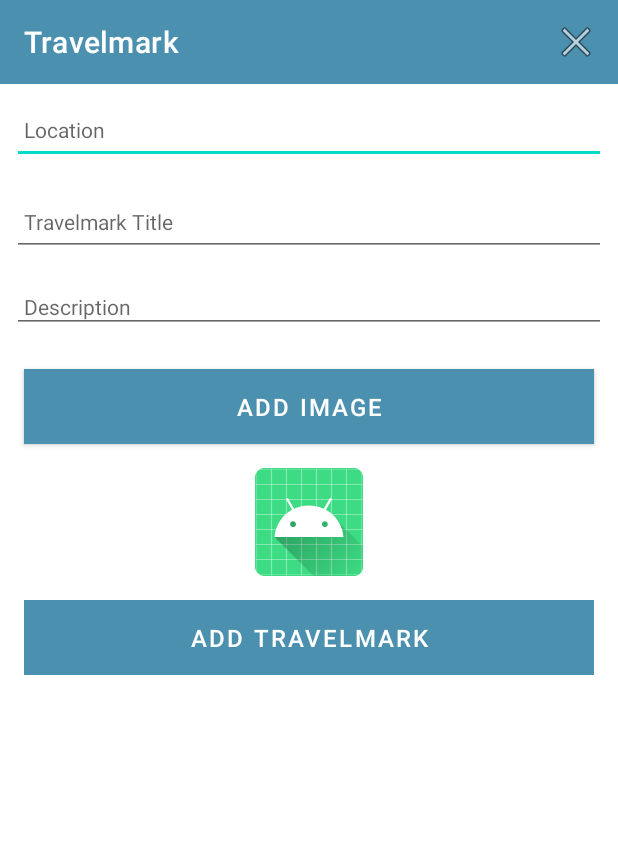
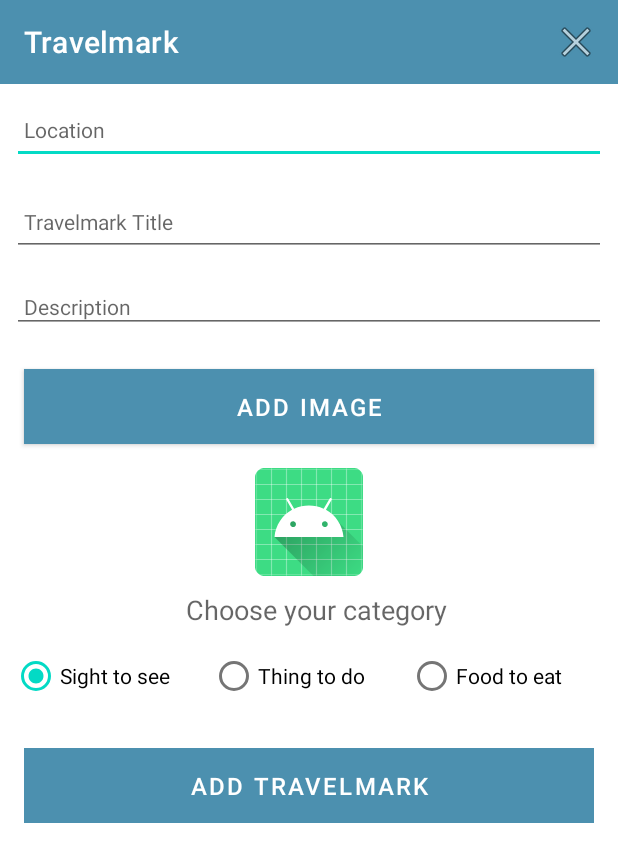
Before and after one commit to owen-od/Travelmark_v2, an Android app: the TravelmarkActivity screen opened directly, with no data from a screen before it, on a phone screen of 412 x 824 dp. Shown: the top 862 px of the screen. Run offline under Robolectric (Android 15) with nearby library versions, the light colour scheme and no system bars; our stand-ins replace Picasso, Timber; 1 statement that could not run was skipped.

Commit message:
Add radio buttons for category to travelmark activity

```diff
--- a/app/src/main/res/layout/activity_travelmark.xml
+++ b/app/src/main/res/layout/activity_travelmark.xml
@@ -86,17 +86,62 @@
                     android:layout_height="wrap_content"
                     android:layout_margin="16dp"
                     android:background="@color/colorAccent"
+                    android:paddingTop="8dp"
                     android:paddingBottom="8dp"
-                    android:paddingTop="8dp"
                     android:text="@string/button_addImage"
                     android:textColor="@color/colorPrimary"
-                    android:textSize="16sp"/>
+                    android:textSize="16sp" />
 
                 <ImageView
                     android:id="@+id/travelmarkImage"
                     android:layout_width="match_parent"
                     android:layout_height="wrap_content"
-                    app:srcCompat="@mipmap/ic_launcher"/>
+                    app:srcCompat="@mipmap/ic_launcher" />
+
+                <TextView
+                    android:id="@+id/header"
+                    android:layout_width="match_parent"
+                    android:layout_height="wrap_content"
+                    android:layout_marginStart="10dp"
+                    android:layout_marginTop="10dp"
+                    android:gravity="center"
+                    android:text="@string/travelmark_category_header"
+                    android:textAppearance="?android:attr/textAppearanceMedium" />
+
+                <RadioGroup
+                    android:id="@+id/travelmark_category"
+                    android:layout_width="match_parent"
+                    android:layout_height="wrap_content"
+                    android:layout_marginStart="8dp"
+                    android:layout_marginTop="8dp"
+                    android:layout_marginEnd="8dp"
+                    android:layout_marginBottom="8dp"
+                    android:orientation="horizontal">
+
+                    <RadioButton
+                        android:id="@+id/option_see"
+                        android:layout_width="match_parent"
+                        android:layout_height="wrap_content"
+                        android:layout_weight="1"
+                        android:checked="true"
+                        android:text="@string/option_see" />
+
+                    <RadioButton
+                        android:id="@+id/option_do"
+                        android:layout_width="match_parent"
+                        android:layout_height="wrap_content"
+                        android:layout_weight="1"
+                        android:checked="false"
+                        android:text="@string/option_do" />
+
+                    <RadioButton
+                        android:id="@+id/option_eat"
+                        android:layout_width="match_parent"
+                        android:layout_height="wrap_content"
+                        android:layout_weight="1"
+                        android:checked="false"
+                        android:text="@string/option_eat" />
+                </RadioGroup>
 
                 <Button
                     android:id="@+id/btnAdd"
--- a/app/src/main/res/values/strings.xml
+++ b/app/src/main/res/values/strings.xml
@@ -11,4 +11,8 @@
     <string name="button_changeImage">Change Image</string>
     <string name="select_travelmark_image">Select travelmark image</string>
     <string name="warning_enterTitle">Please enter a title</string>
+    <string name="travelmark_category_header">Choose your category</string>
+    <string name="option_see">Sight to see</string>
+    <string name="option_do">Thing to do</string>
+    <string name="option_eat">Food to eat</string>
 </resources>
```
